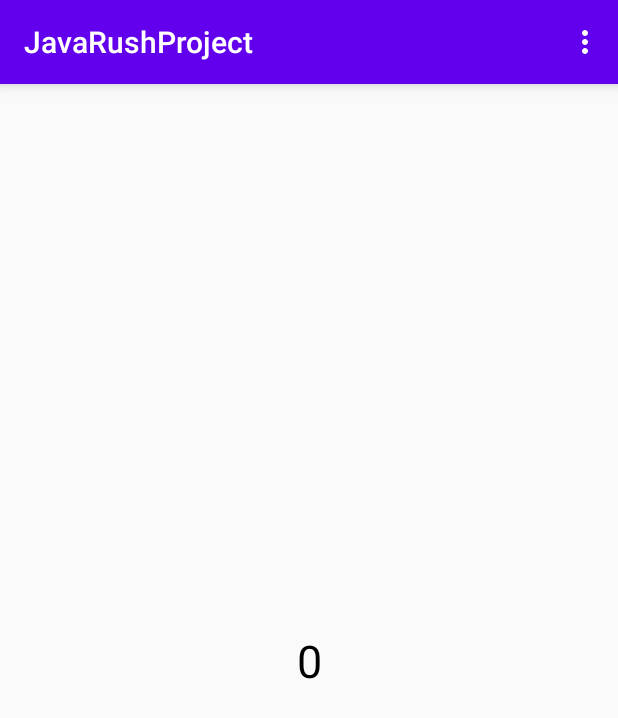
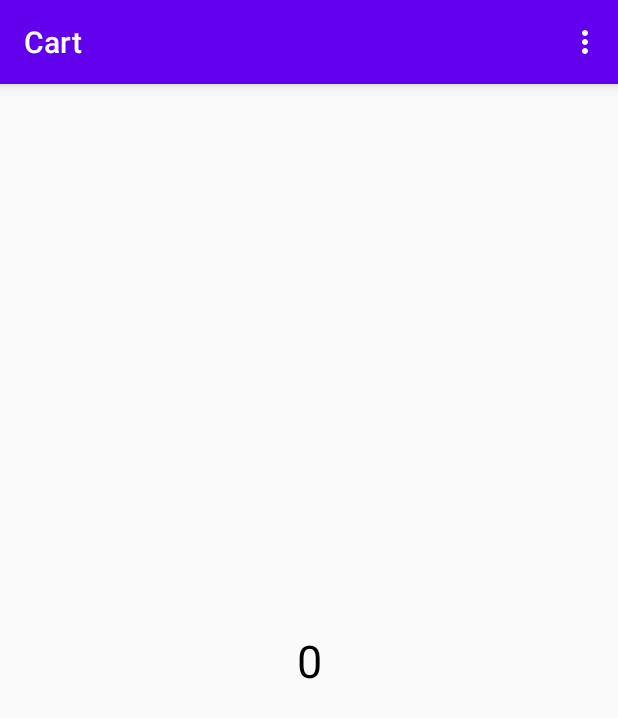
Before and after one commit to Morshu03/JavaRushProject, an Android app: the fragment FirstFragment placed in its activity, on a phone screen of 412 x 824 dp. Shown: the top 718 px of the screen. Run offline under Robolectric (Android 15) with nearby library versions, the phone set to English and light mode, and no system bars.

Commit message:
насобачил

```diff
--- a/app/src/main/java/com/example/javarushproject/FirstFragment.java
+++ b/app/src/main/java/com/example/javarushproject/FirstFragment.java
@@ -12,20 +12,25 @@ import android.view.ViewGroup;
 import android.widget.TextView;
 
 public class FirstFragment extends Fragment {
+    public static final String KEY_ITEM_AMOUNT = "keyItemAmount";
     TextView textView;
 
-    // достать цифру из бандла
-    // android how to get value from bundle //fragment
     @Override
     public View onCreateView(LayoutInflater inflater, ViewGroup container, Bundle savedInstanceState) {
-        View view = inflater.inflate(R.layout.fragment_first, container, false);
+        return inflater.inflate(R.layout.fragment_first, container, false);
+    }
+
+    @Override
+    public void onViewCreated(@NonNull View view, @Nullable Bundle savedInstanceState) {
+        super.onViewCreated(view, savedInstanceState);
         textView = view.findViewById(R.id.text);
-
-
+        requireActivity().setTitle("Cart");
         Bundle bundle = getArguments();
-        int depDep = bundle.getInt("deep");
-        textView.setText(String.valueOf(depDep));
-        return view;
+        int itemAmount = 0;
+        if (bundle != null) {
+            itemAmount = bundle.getInt(KEY_ITEM_AMOUNT);
+        }
+        textView.setText(String.valueOf(itemAmount));
     }
 
 }
--- a/app/src/main/java/com/example/javarushproject/MainActivity.java
+++ b/app/src/main/java/com/example/javarushproject/MainActivity.java
@@ -13,9 +13,7 @@ import androidx.fragment.app.FragmentTransaction;
 
 public class MainActivity extends AppCompatActivity {
 
-
     Toolbar myToolbar;
-
 
     @Override
     public boolean onCreateOptionsMenu(Menu menu) {
@@ -37,8 +35,8 @@ public class MainActivity extends AppCompatActivity {
     protected void onCreate(Bundle savedInstanceState) {
         super.onCreate(savedInstanceState);
         setContentView(R.layout.activity_main);
+
         myToolbar = findViewById(R.id.toolbar);
-
         setSupportActionBar(myToolbar);
         FragmentManager fragmentManager = getSupportFragmentManager();
         FragmentTransaction fragmentTransaction = fragmentManager.beginTransaction();
--- a/app/src/main/java/com/example/javarushproject/StartFragment.java
+++ b/app/src/main/java/com/example/javarushproject/StartFragment.java
@@ -8,6 +8,7 @@ import androidx.fragment.app.Fragment;
 import androidx.fragment.app.FragmentManager;
 import androidx.fragment.app.FragmentTransaction;
 
+import android.util.Log;
 import android.view.LayoutInflater;
 import android.view.View;
 import android.view.ViewGroup;
@@ -15,36 +16,47 @@ import android.widget.Button;
 import android.widget.TextView;
 import android.widget.Toast;
 
-import java.util.Objects;
+import com.example.javarushproject.model.Dog;
 
 public class StartFragment extends Fragment {
 
     Button plusBtn, minusBtn, quantityBtn;
     TextView quantityText;
-    int defValue = 0;
+    int itemAmount = 0;
     int plsMnsCount = 1;
-
 
     @Override
     public View onCreateView(LayoutInflater inflater, ViewGroup container, Bundle savedInstanceState) {
-        View view = inflater.inflate(R.layout.fragment_start, container, false);
+        return inflater.inflate(R.layout.fragment_start, container, false);
+    }
+
+    @Override
+    public void onViewCreated(@NonNull View view, @Nullable Bundle savedInstanceState) {
+        super.onViewCreated(view, savedInstanceState);
+
         quantityText = view.findViewById(R.id.quantity_text);
         minusBtn = view.findViewById(R.id.minus_btn);
         plusBtn = view.findViewById(R.id.plus_btn);
         quantityBtn = view.findViewById(R.id.quantity_button);
-
+        requireActivity().setTitle(R.string.app_name);
+        quantityText.setText(String.valueOf(itemAmount));
+        Dog sobaka = new Dog(32, 239);
+        Log.d("TESTEST", "sobaka = " + sobaka.toString());
+        Dog sobaka2 = new Dog(22, 1123);
+        Log.d("TESTEST", "sobaka2 = " + sobaka2.toString());
+        Log.d("TESTEST", "equals = " +  sobaka.equals(sobaka2));
         plusBtn.setOnClickListener(plusView -> {
-            defValue += plsMnsCount;
-            quantityText.setText(String.valueOf(defValue));
+            itemAmount += plsMnsCount;
+            quantityText.setText(String.valueOf(itemAmount));
         });
         minusBtn.setOnClickListener(minusView -> {
-            defValue -= plsMnsCount;
-            quantityText.setText(String.valueOf(defValue));
+            itemAmount -= plsMnsCount;
+            quantityText.setText(String.valueOf(itemAmount));
         });
         quantityBtn.setOnClickListener(quantityView -> {
-            if (defValue > 0) {
+            if (itemAmount > 0) {
                 Bundle bundle = new Bundle();
-                bundle.putInt("deep", defValue);
+                bundle.putInt(FirstFragment.KEY_ITEM_AMOUNT, itemAmount);
                 FragmentManager fragmentManager = getActivity().getSupportFragmentManager();
                 FragmentTransaction fragmentTransaction = fragmentManager.beginTransaction();
                 FirstFragment firstFragment = new FirstFragment();
@@ -56,13 +68,11 @@ public class StartFragment extends Fragment {
                 Toast.makeText(getActivity().getApplicationContext(), "dygf", Toast.LENGTH_SHORT).show();
             }
         });
-        return view;
     }
-
 }
 //quantityBtn.setOnClickListener(quantityView -> {
 //Bundle bundle = new Bundle();
-//bundle.putInt("key", defValue);
+//bundle.putInt("key", itemAmount);
 //FirstFragment fragment = new FirstFragment();
 //fragment.setArguments(bundle);
 //get
--- /dev/null
+++ b/app/src/main/java/com/example/javarushproject/model/Cat.java
@@ -0,0 +1,4 @@
+package com.example.javarushproject.model;
+
+public class Cat {
+}
--- /dev/null
+++ b/app/src/main/java/com/example/javarushproject/model/Dog.java
@@ -0,0 +1,61 @@
+package com.example.javarushproject.model;
+
+import androidx.annotation.NonNull;
+
+import java.util.List;
+import java.util.Objects;
+import java.util.Set;
+
+public class Dog {
+    private int height;
+    private int weight;
+
+    public Dog() {
+        this.height = 0;
+        this.weight = 0;
+    }
+
+    public Dog(int weight, int height) {
+        this.height = height;
+        this.weight = weight;
+    }
+
+    @NonNull
+    @Override
+    public String toString() {
+        return "Dog{" +
+                "height=" + height +
+                ", weight=" + weight +
+                '}';
+    }
+
+    @Override
+    public boolean equals(Object o) {
+        if (this == o) return true;
+        if (o == null || getClass() != o.getClass()) return false;
+        Dog dog = (Dog) o;
+        return getHeight() == dog.getHeight() && getWeight() == dog.getWeight();
+    }
+
+    @Override
+    public int hashCode() {
+        return Objects.hash(getHeight(), getWeight());
+    }
+
+    public void setHeight(int height) {
+        this.height = height;
+    }
+
+    public int getHeight() {
+        return height;
+    }
+
+    public void setWeight(int weight) {
+        this.weight = weight;
+    }
+
+    public int getWeight() {
+        return weight;
+    }
+
+}
```
